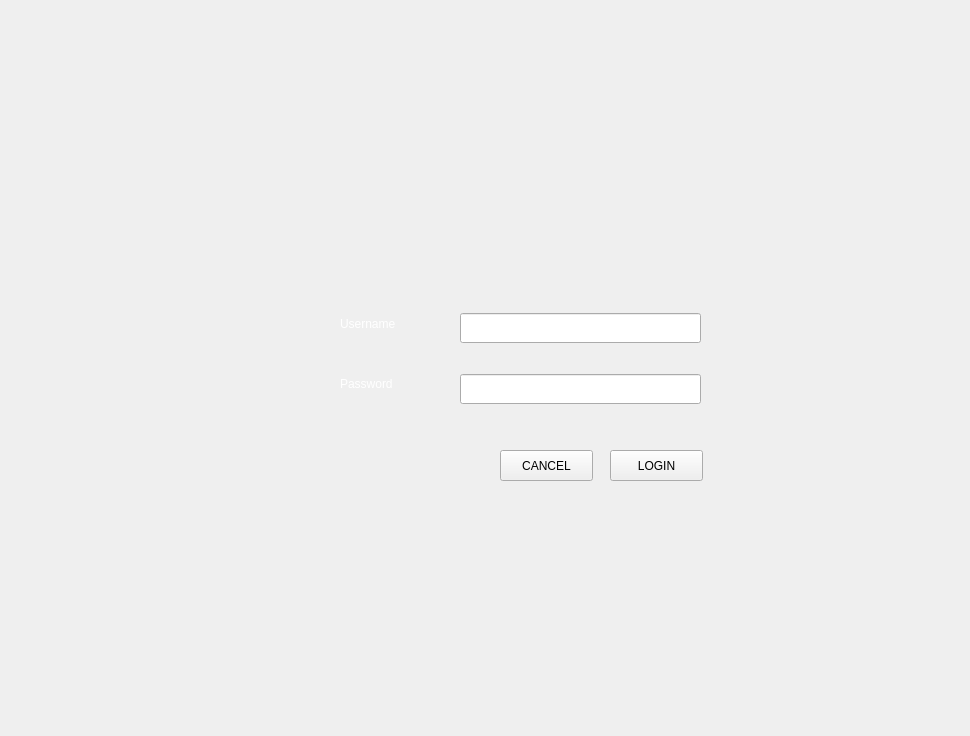
Before: the Qt Designer form minibus-route-native-application/ui/loginform.ui in nkszLedger/minibus-route-native-application, drawn with Qt 5.
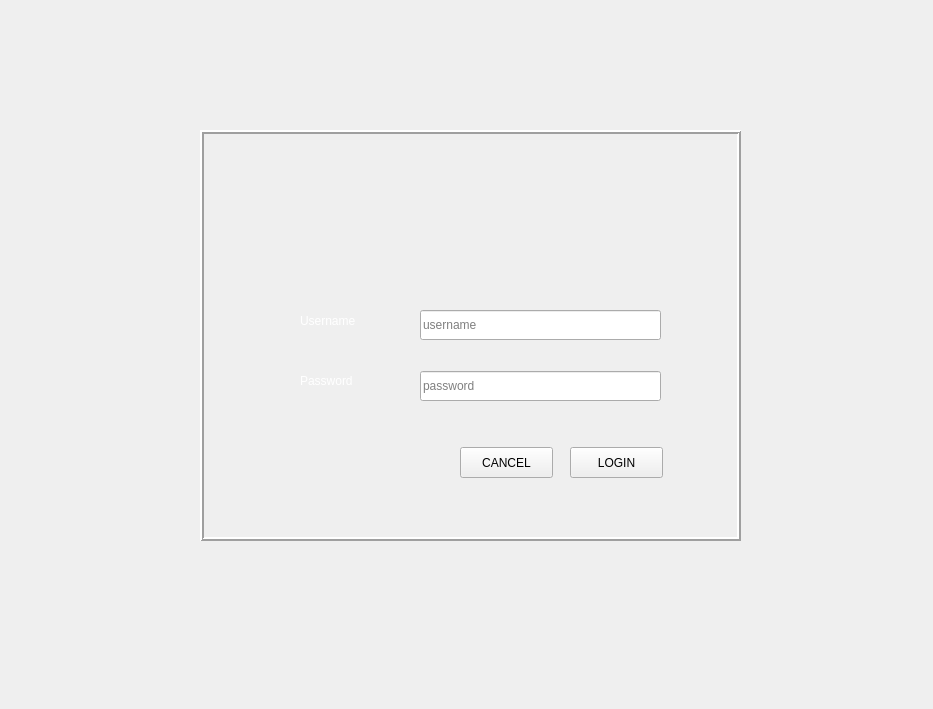
After: the same form once the commit is applied. Icons and pictures are not drawn.

```diff
--- a/minibus-route-native-application/ui/loginform.ui
+++ b/minibus-route-native-application/ui/loginform.ui
@@ -6,8 +6,8 @@
    <rect>
     <x>0</x>
     <y>0</y>
-    <width>970</width>
-    <height>736</height>
+    <width>933</width>
+    <height>709</height>
    </rect>
   </property>
   <property name="windowTitle">
@@ -16,11 +16,89 @@
   <property name="styleSheet">
    <string notr="true">border-color: rgb(255, 255, 255);</string>
   </property>
+  <widget class="QFrame" name="frame">
+   <property name="geometry">
+    <rect>
+     <x>200</x>
+     <y>130</y>
+     <width>541</width>
+     <height>411</height>
+    </rect>
+   </property>
+   <property name="styleSheet">
+    <string notr="true">border-color: rgb(255, 255, 255);</string>
+   </property>
+   <property name="frameShape">
+    <enum>QFrame::Box</enum>
+   </property>
+   <property name="frameShadow">
+    <enum>QFrame::Raised</enum>
+   </property>
+   <property name="lineWidth">
+    <number>2</number>
+   </property>
+   <widget class="QLineEdit" name="UsernameLineEdit">
+    <property name="geometry">
+     <rect>
+      <x>220</x>
+      <y>180</y>
+      <width>241</width>
+      <height>30</height>
+     </rect>
+    </property>
+    <property name="maximumSize">
+     <size>
+      <width>300</width>
+      <height>30</height>
+     </size>
+    </property>
+    <property name="placeholderText">
+     <string>username</string>
+    </property>
+   </widget>
+   <widget class="QLineEdit" name="PasswordLineEdit">
+    <property name="geometry">
+     <rect>
+      <x>220</x>
+      <y>241</y>
+      <width>241</width>
+      <height>30</height>
+     </rect>
+    </property>
+    <property name="maximumSize">
+     <size>
+      <width>300</width>
+      <height>30</height>
+     </size>
+    </property>
+    <property name="inputMethodHints">
+     <set>Qt::ImhNoAutoUppercase|Qt::ImhNoPredictiveText|Qt::ImhSensitiveData</set>
+    </property>
+    <property name="echoMode">
+     <enum>QLineEdit::PasswordEchoOnEdit</enum>
+    </property>
+    <property name="placeholderText">
+     <string>password</string>
+    </property>
+   </widget>
+   <widget class="QPushButton" name="CancelPushButton">
+    <property name="geometry">
+     <rect>
+      <x>260</x>
+      <y>317</y>
+      <width>93</width>
+      <height>31</height>
+     </rect>
+    </property>
+    <property name="text">
+     <string>CANCEL</string>
+    </property>
+   </widget>
   <widget class="QLabel" name="LogoLabel">
    <property name="geometry">
     <rect>
-     <x>430</x>
-     <y>183</y>
+      <x>200</x>
+      <y>40</y>
      <width>131</width>
      <height>91</height>
     </rect>
@@ -32,24 +110,11 @@
     <string/>
    </property>
   </widget>
-  <widget class="QPushButton" name="CancelPushButton">
-   <property name="geometry">
-    <rect>
-     <x>500</x>
-     <y>450</y>
-     <width>93</width>
-     <height>31</height>
-    </rect>
-   </property>
-   <property name="text">
-    <string>CANCEL</string>
-   </property>
-  </widget>
   <widget class="QPushButton" name="LoginPushButton">
    <property name="geometry">
     <rect>
-     <x>610</x>
-     <y>450</y>
+      <x>370</x>
+      <y>317</y>
      <width>93</width>
      <height>31</height>
     </rect>
@@ -58,60 +123,11 @@
     <string>LOGIN</string>
    </property>
   </widget>
-  <widget class="QLabel" name="PasswordLabel">
-   <property name="geometry">
-    <rect>
-     <x>340</x>
-     <y>373</y>
-     <width>71</width>
-     <height>21</height>
-    </rect>
-   </property>
-   <property name="styleSheet">
-    <string notr="true">color: rgb(255, 255, 255);
-font: 75 10pt &quot;MS Shell Dlg 2&quot;;</string>
-   </property>
-   <property name="text">
-    <string>Password</string>
-   </property>
-  </widget>
-  <widget class="QLineEdit" name="PasswordLineEdit">
-   <property name="geometry">
-    <rect>
-     <x>460</x>
-     <y>374</y>
-     <width>241</width>
-     <height>30</height>
-    </rect>
-   </property>
-   <property name="maximumSize">
-    <size>
-     <width>300</width>
-     <height>30</height>
-    </size>
-   </property>
-  </widget>
-  <widget class="QLineEdit" name="UsernameLineEdit">
-   <property name="geometry">
-    <rect>
-     <x>460</x>
-     <y>313</y>
-     <width>241</width>
-     <height>30</height>
-    </rect>
-   </property>
-   <property name="maximumSize">
-    <size>
-     <width>300</width>
-     <height>30</height>
-    </size>
-   </property>
-  </widget>
   <widget class="QLabel" name="UserNameLabel">
    <property name="geometry">
     <rect>
-     <x>340</x>
-     <y>313</y>
+      <x>100</x>
+      <y>180</y>
      <width>81</width>
      <height>21</height>
     </rect>
@@ -123,6 +139,24 @@
    <property name="text">
     <string>Username </string>
    </property>
+   </widget>
+   <widget class="QLabel" name="PasswordLabel">
+    <property name="geometry">
+     <rect>
+      <x>100</x>
+      <y>240</y>
+      <width>71</width>
+      <height>21</height>
+     </rect>
+    </property>
+    <property name="styleSheet">
+     <string notr="true">color: rgb(255, 255, 255);
+font: 75 10pt &quot;MS Shell Dlg 2&quot;;</string>
+    </property>
+    <property name="text">
+     <string>Password</string>
+    </property>
+   </widget>
   </widget>
  </widget>
  <resources/>
```
Lines whose indentation alone changed are shown as unchanged.
